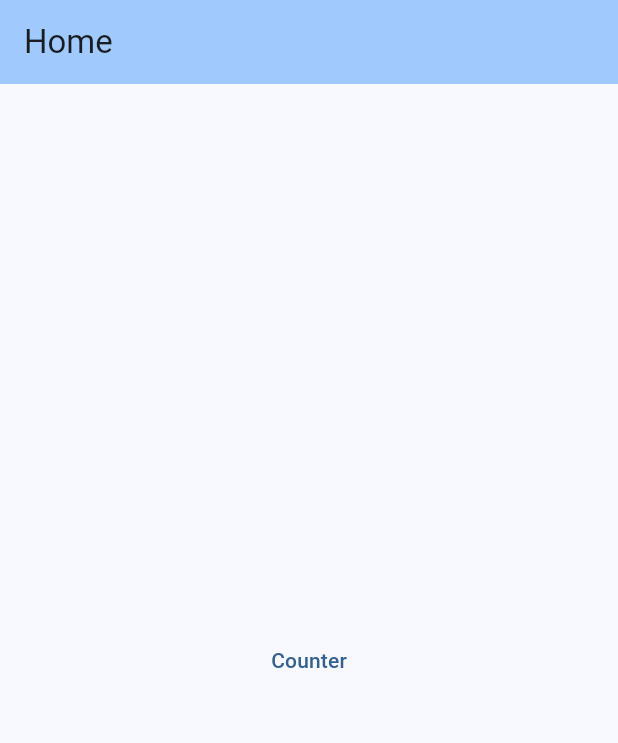
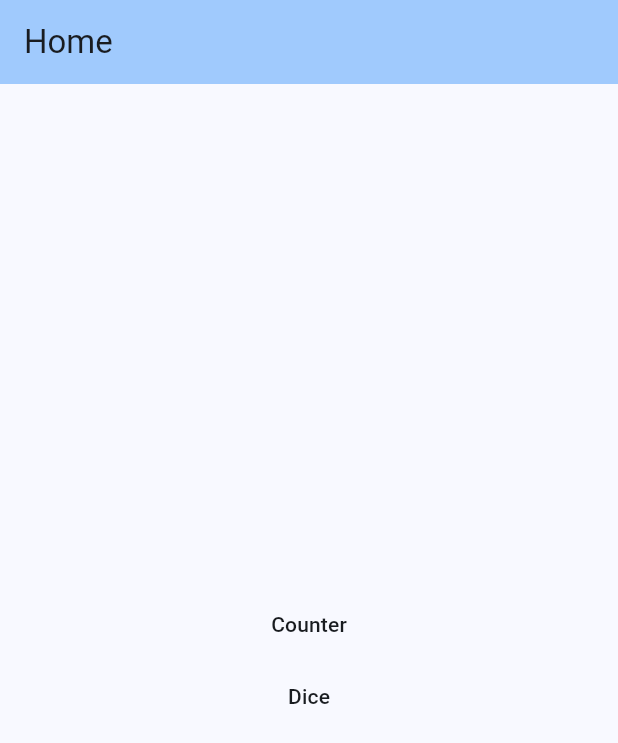
Before and after one commit to PedroKcz/flutter-playground, a Flutter app: the screen it shows after launch, on a phone screen of 412 x 824 dp. Shown: the top 743 px of the screen. Run offline on Flutter 3.47's test engine with Material 3 defaults, Android fonts, the phone set to English and light mode, and no system bars; our stand-ins replace bloc, flutter_bloc.

```diff
--- a/lib/home/home_page.dart
+++ b/lib/home/home_page.dart
@@ -1,11 +1,13 @@
 import 'package:flutter/material.dart';
 import 'package:hello_world/counter/counter_page.dart';
+import 'package:hello_world/dice/dice_page.dart';
 
 class HomePage extends StatelessWidget {
   const HomePage({super.key});
 
   @override
   Widget build(BuildContext context) {
+    final textTheme = Theme.of(context).textTheme;
     return Scaffold(
       appBar: AppBar(
         backgroundColor: Theme.of(context).colorScheme.inversePrimary,
@@ -19,7 +21,13 @@ class HomePage extends StatelessWidget {
               onPressed: () => Navigator.of(context).push<void>(
                 CounterPage.route(),
               ),
-              child: const Text('Counter'),
+              child: Text('Counter', style: textTheme.labelLarge),
+            ),
+            TextButton(
+              onPressed: () => Navigator.of(context).push<void>(
+                DicePage.route(),
+              ),
+              child: Text('Dice', style: textTheme.labelLarge),
             ),
           ],
         ),
```
Also changed, not shown: lib/dice/dice_cubit.dart (added, +8 -0 lines), lib/dice/dice_page.dart (added, +17 -0 lines), lib/dice/dice_view.dart (added, +14 -0 lines), 1 other file.
